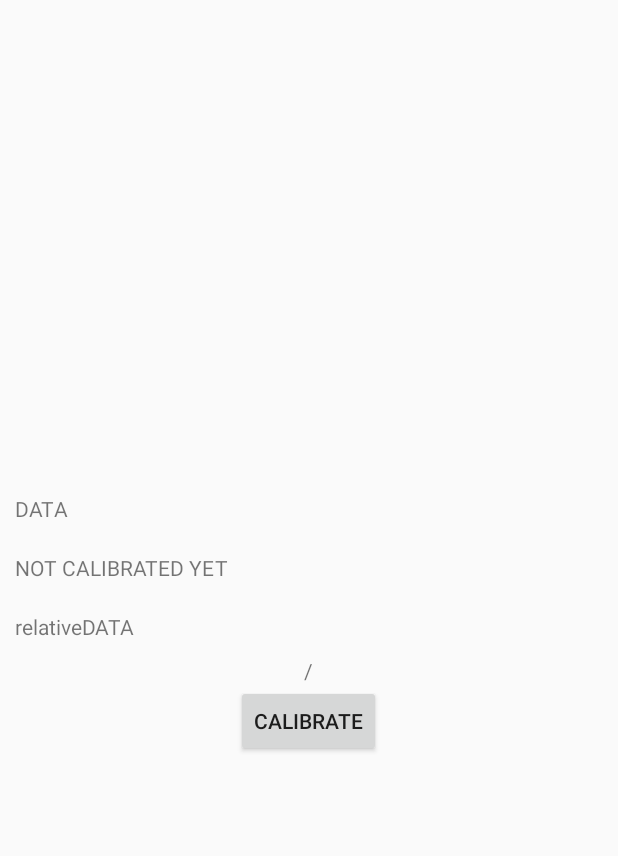
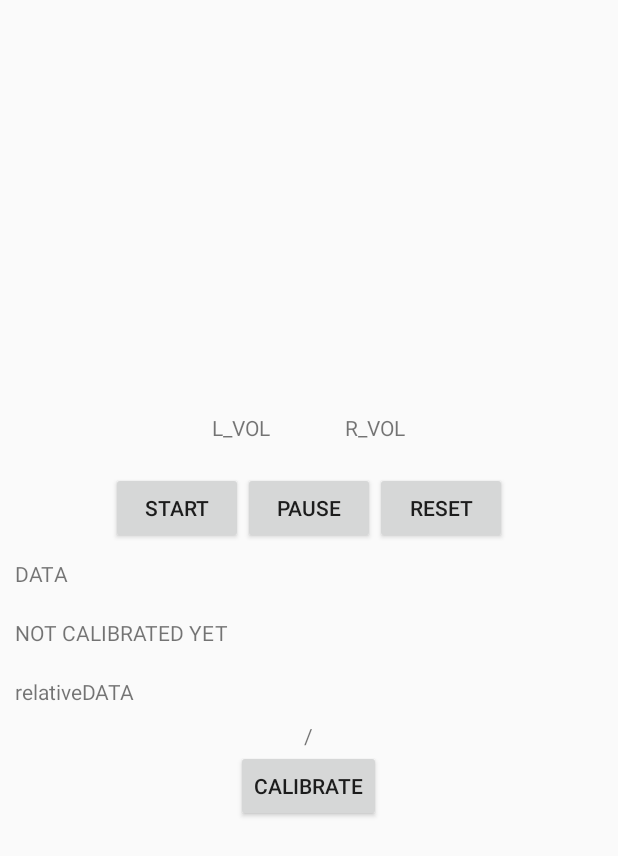
Before and after one commit to Turtle920/AndroidAudioProcess, an Android app: the screen it shows after launch (MainActivity), on a phone screen of 412 x 824 dp. Shown: the top 856 px of the screen. Run offline under Robolectric (Android 15) with nearby library versions, the phone set to English and light mode, and no system bars.

Commit message:
orientation problems

```diff
--- a/app/src/main/java/com/turtle920/androidaudioprocess/MainActivity.java
+++ b/app/src/main/java/com/turtle920/androidaudioprocess/MainActivity.java
@@ -5,14 +5,22 @@ import android.hardware.Sensor;
 import android.hardware.SensorEvent;
 import android.hardware.SensorEventListener;
 import android.hardware.SensorManager;
+import android.media.MediaPlayer;
 import android.os.Bundle;
+import android.os.Environment;
 import android.util.Log;
 import android.view.View;
 import android.widget.Button;
 import android.widget.TextView;
 
+import java.io.IOException;
+
 //实现传感器事件监听：SensorEventListener
 public class MainActivity extends Activity implements SensorEventListener {
+
+    MediaPlayer mp = new MediaPlayer();
+    float leftVol = 0.5f, rightVol = 0.5f;
+    String song = Environment.getExternalStorageDirectory().getAbsolutePath() + "/Music/tf.mp3";
 
     private SensorManager sensorManager;
     private Sensor acc_sensor;
@@ -41,10 +49,61 @@ public class MainActivity extends Activity implements SensorEventListener {
     //相对方向
     float absValues[] = new float[3];
 
+    boolean noneCali = true;
+
     @Override
     protected void onCreate(Bundle savedInstanceState) {
         super.onCreate(savedInstanceState);
         setContentView(R.layout.activity_main);
+
+        try {
+            mp.setDataSource(song);
+            mp.prepare();
+            mp.setVolume(leftVol, rightVol);
+        } catch (Exception e) {
+            Log.e("DEBUG", "" + e.toString());
+            e.printStackTrace();
+        }
+
+        Button button1 = (Button) findViewById(R.id.button_start);
+        button1.setOnClickListener(new View.OnClickListener() {
+            @Override
+            public void onClick(View v) {
+                mp.start();
+            }
+        });
+
+        Button button2 = (Button) findViewById(R.id.button_pause);
+        button2.setOnClickListener(new View.OnClickListener() {
+            @Override
+            public void onClick(View v) {
+                mp.pause();
+            }
+        });
+
+        Button button3 = (Button) findViewById(R.id.button_reset);
+        button3.setOnClickListener(new View.OnClickListener() {
+            @Override
+            public void onClick(View v) {
+                mp.stop();
+                try {
+                    mp.prepare();
+                } catch (IOException e) {
+                    e.printStackTrace();
+                }
+            }
+        });
+
+        Button buttonC = (Button) findViewById(R.id.button_calibrate);
+        buttonC.setOnClickListener(new View.OnClickListener() {
+            @Override
+            public void onClick(View v) {
+                noneCali = false;
+                caliOn = true;
+            }
+        });
+
+
         sensorManager = (SensorManager) getSystemService(SENSOR_SERVICE);
         acc_sensor = sensorManager.getDefaultSensor(Sensor.TYPE_ACCELEROMETER);
         mag_sensor = sensorManager.getDefaultSensor(Sensor.TYPE_MAGNETIC_FIELD);
@@ -52,13 +111,7 @@ public class MainActivity extends Activity implements SensorEventListener {
         sensorManager.registerListener(this, acc_sensor, SensorManager.SENSOR_DELAY_FASTEST);
         sensorManager.registerListener(this, mag_sensor, SensorManager.SENSOR_DELAY_FASTEST);
 
-        Button button = (Button) findViewById(R.id.button_calibrate);
-        button.setOnClickListener(new View.OnClickListener() {
-            @Override
-            public void onClick(View v) {
-                caliOn = true;
-            }
-        });
+
     }
 
     //传感器状态改变时的回调方法
@@ -91,8 +144,8 @@ public class MainActivity extends Activity implements SensorEventListener {
             caliValuesCache[1] = (caliValuesCache[1] * caliTimes + values[1] * 1) / (caliTimes + 1);
             caliValuesCache[2] = (caliValuesCache[2] * caliTimes + values[2] * 1) / (caliTimes + 1);
             caliTimes++;
-            TextView textView = (TextView)findViewById(R.id.textView_percent);
-            textView.setText(""+caliTimes+"/"+CALI_REQUIREMENT);
+            TextView textView = (TextView) findViewById(R.id.textView_percent);
+            textView.setText("" + caliTimes + "/" + CALI_REQUIREMENT);
         }
 
         if (caliTimes == CALI_REQUIREMENT) {
@@ -100,7 +153,7 @@ public class MainActivity extends Activity implements SensorEventListener {
             caliTimes = 0;
             //从缓存里把N次平均数赋给校准标准值
             for (int i = 0; i < 3; i++) {
-                caliValues[i]=caliValuesCache[i];
+                caliValues[i] = caliValuesCache[i];
             }
             caliValuesCache[0] = 0;
             caliValuesCache[1] = 0;
@@ -114,9 +167,18 @@ public class MainActivity extends Activity implements SensorEventListener {
         if (counter++ % 10 == 1) {
 
             for (int i = 0; i < 3; i++) {
-                absValues[i]=(float)Math.toDegrees(values[i]-caliValues[i]);
-                if (absValues[i]<-180) absValues[i]+=360;
+                absValues[i] = (float) Math.toDegrees(values[i] - caliValues[i]);
+                if (absValues[i] < -180) absValues[i] += 360;
             }
+
+            if (noneCali) mp.setVolume(0.5f,0.5f);
+            else mp.setVolume(0.5f + absValues[0] / 180f, 0.5f - absValues[0] / 180f);
+
+            TextView textView3 = (TextView) findViewById(R.id.textView_lVol);
+            textView3.setText("L_VOL:" + (float) (0.5f + absValues[0] / 180f));
+
+            TextView textView4 = (TextView) findViewById(R.id.textView_rVol);
+            textView4.setText("R_VOL:" + (float) (0.5f - absValues[0] / 180f));
 
             TextView textView1 = (TextView) findViewById(R.id.textView_sensorData);
             textView1.setText(String.format("ABSOrient: %+f, %+f, %+f",
@@ -124,7 +186,7 @@ public class MainActivity extends Activity implements SensorEventListener {
 
             TextView textView2 = (TextView) findViewById(R.id.textView_relativeData);
             textView2.setText(String.format("RLTOrient: %+04d, %+04d, %+04d",
-                    (int)absValues[0], (int)absValues[1], (int)absValues[2]));
+                    (int) absValues[0], (int) absValues[1], (int) absValues[2]));
         }
     }
 
--- a/app/src/main/res/layout/activity_main.xml
+++ b/app/src/main/res/layout/activity_main.xml
@@ -4,6 +4,51 @@
     android:layout_height="fill_parent"
     android:gravity="center"
     android:orientation="vertical">
+
+    <LinearLayout
+        android:layout_width="wrap_content"
+        android:layout_height="wrap_content"
+        android:orientation="horizontal">
+
+        <TextView
+            android:id="@+id/textView_lVol"
+            android:layout_width="wrap_content"
+            android:layout_height="wrap_content"
+            android:text="L_VOL" />
+
+        <TextView
+            android:id="@+id/textView_rVol"
+            android:layout_width="wrap_content"
+            android:layout_height="wrap_content"
+            android:layout_marginLeft="50dp"
+            android:text="R_VOL" />
+    </LinearLayout>
+
+
+    <LinearLayout
+        android:layout_width="wrap_content"
+        android:layout_height="wrap_content"
+        android:layout_marginTop="20dp">
+
+        <Button
+            android:id="@+id/button_start"
+            android:layout_width="wrap_content"
+            android:layout_height="wrap_content"
+            android:text="start" />
+
+        <Button
+            android:id="@+id/button_pause"
+            android:layout_width="wrap_content"
+            android:layout_height="wrap_content"
+            android:text="pause" />
+
+        <Button
+            android:id="@+id/button_reset"
+            android:layout_width="wrap_content"
+            android:layout_height="wrap_content"
+            android:text="reset" />
+
+    </LinearLayout>
 
     <TextView
         android:id="@+id/textView_sensorData"
@@ -30,10 +75,10 @@
         android:text="relativeDATA" />
 
     <TextView
+        android:id="@+id/textView_percent"
         android:layout_width="wrap_content"
         android:layout_height="wrap_content"
-        android:id="@+id/textView_percent"
-        android:text="/"/>
+        android:text="/" />
 
     <Button
         android:id="@+id/button_calibrate"
```
